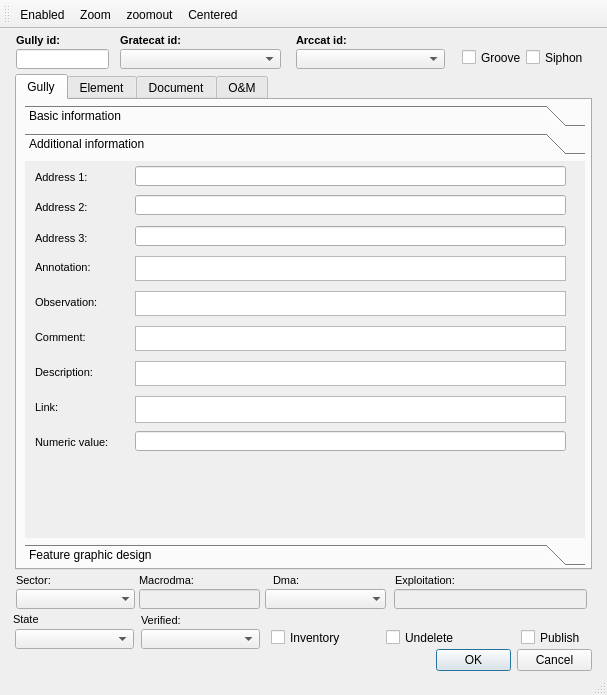
Qt form ui/ud_man_gully.ui (Giswater/giswater_qgis_plugin) before a commit.
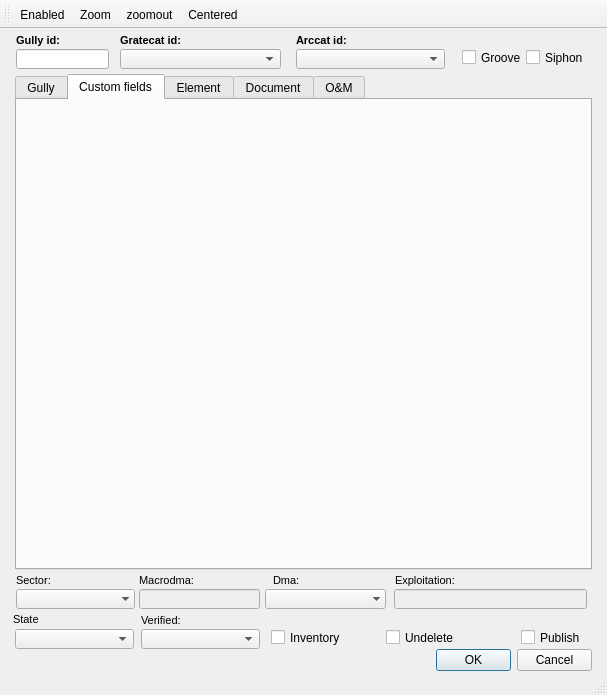
The same form after that commit. The open tabs and pages were chosen to show the change. Icons and pictures are not drawn. Custom widgets are drawn as their Qt base class.

Commit message: UI - Add custom field tab on forms

Diff of the .ui file:
```diff
--- a/ui/ud_man_gully.ui
+++ b/ui/ud_man_gully.ui
@@ -1676,8 +1676,8 @@
         <rect>
          <x>0</x>
          <y>0</y>
-         <width>98</width>
-         <height>28</height>
+         <width>100</width>
+         <height>30</height>
         </rect>
        </property>
        <attribute name="label">
@@ -2327,6 +2327,22 @@
       </widget>
      </widget>
     </widget>
+    <widget class="QWidget" name="tab_2">
+     <attribute name="title">
+      <string>Custom fields</string>
+     </attribute>
+     <widget class="QWidget" name="formLayoutWidget">
+      <property name="geometry">
+       <rect>
+        <x>5</x>
+        <y>15</y>
+        <width>561</width>
+        <height>436</height>
+       </rect>
+      </property>
+      <layout class="QFormLayout" name="form_layout"/>
+     </widget>
+    </widget>
     <widget class="QWidget" name="widget">
      <attribute name="title">
       <string>Element</string>
```
Left out of the diff: 4 changed lines with no effect on the pictures. The commit also changes 6 other files.
